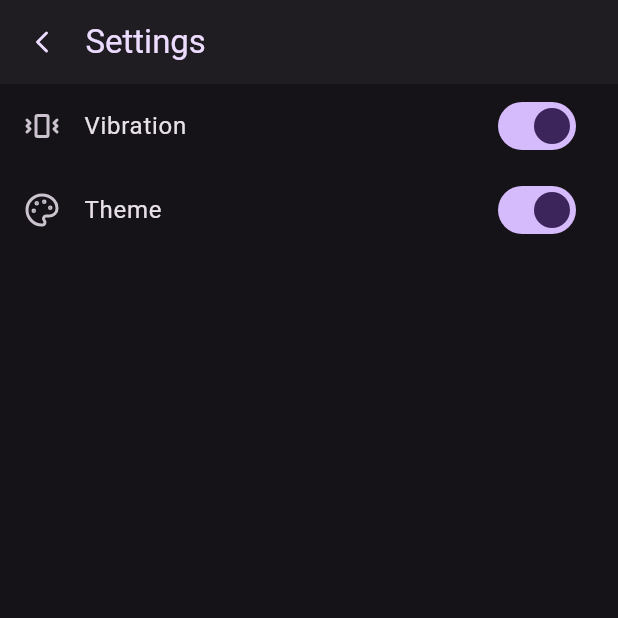
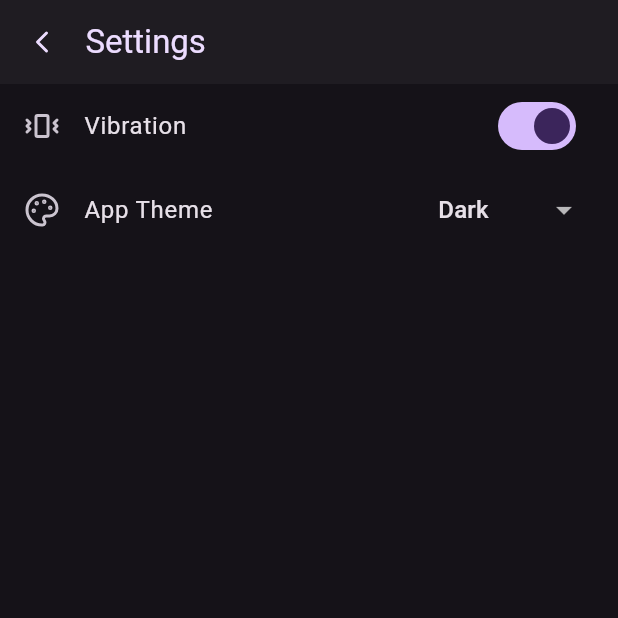
Before and after one commit to NKijpma/abyssvue, a Flutter app: the SettingsPage screen opened directly, on a phone screen of 412 x 824 dp, the top half of it. Run offline on Flutter 3.47's test engine with Material 3 defaults, Android fonts, the phone set to English and light mode, and no system bars; our stand-ins replace just_audio, lucide_icons_flutter, shared_preferences, video_player; missing offline and left inert: fvp; accounts and stored records are empty; Roboto replaces fonts that are missing (Jetbrains).

Commit message:
changed theme to dropdown and added more themes

```diff
--- a/lib/main.dart
+++ b/lib/main.dart
@@ -17,7 +17,16 @@ Future<void> main() async {
 
   final preferences = await SharedPreferences.getInstance();
 
-  themeState.value = preferences.getBool('dark_theme') ?? true;
+  final savedThemeName = preferences.getString('app_theme');
+
+  if (savedThemeName != null) {
+    try {
+      themeState.value = AppThemes.values.byName(savedThemeName);
+    } catch (_) {
+      themeState.value = AppThemes.dark;
+    }
+  }
+
   vibrationState.value = preferences.getBool('vibration') ?? true;
 
   runApp(const Home());
--- a/lib/pages/settings.dart
+++ b/lib/pages/settings.dart
@@ -3,9 +3,10 @@ import 'package:lucide_icons_flutter/lucide_icons.dart';
 import 'package:shared_preferences/shared_preferences.dart';
 
 final ValueNotifier<bool> vibrationState = ValueNotifier(true);
-final ValueNotifier<bool> themeState = ValueNotifier(true);
 
 enum AppThemes { light, dark, grayscale, vampire, dynamic }
+
+final ValueNotifier<AppThemes> themeState = ValueNotifier(AppThemes.dark);
 
 class SettingsPage extends StatelessWidget {
   const SettingsPage({super.key});
@@ -18,6 +19,20 @@ class SettingsPage extends StatelessWidget {
     notifier.value = value;
     final preferences = await SharedPreferences.getInstance();
     await preferences.setBool(key, value);
+  }
+
+  Future<void> saveTheme(AppThemes theme) async {
+    themeState.value = theme;
+    final preferences = await SharedPreferences.getInstance();
+    await preferences.setString('app_theme', theme.name);
+  }
+
+  Future<void> loadSavedTheme() async {
+    final preferences = await SharedPreferences.getInstance();
+    final savedTheme = preferences.getString('app_theme');
+    if (savedTheme != null) {
+      themeState.value = AppThemes.values.byName(savedTheme);
+    }
   }
 
   @override
@@ -48,15 +63,31 @@ class SettingsPage extends StatelessWidget {
             ),
           ),
 
-          ValueListenableBuilder<bool>(
+          ValueListenableBuilder<AppThemes>(
             valueListenable: themeState,
-            builder: (context, darkMode, _) => SwitchListTile(
-              title: const Text("Theme"),
-              secondary: Icon(LucideIcons.palette),
-              value: darkMode,
-              onChanged: (newValue) =>
-                  _saveSettings('dark_theme', themeState, newValue),
-            ),
+            builder: (context, currentTheme, _) {
+              return ListTile(
+                leading: const Icon(LucideIcons.palette),
+                title: const Text("App Theme"),
+                trailing: DropdownButton<AppThemes>(
+                  value: currentTheme,
+                  underline: const SizedBox(),
+                  onChanged: (newTheme) {
+                    if (newTheme != null) {
+                      saveTheme(newTheme);
+                    }
+                  },
+                  items: AppThemes.values.map((theme) {
+                    return DropdownMenuItem(
+                      value: theme,
+                      child: Text(
+                        theme.name[0].toUpperCase() + theme.name.substring(1),
+                      ),
+                    );
+                  }).toList(),
+                ),
+              );
+            },
           ),
         ],
       ),
--- a/lib/theme/theme.dart
+++ b/lib/theme/theme.dart
@@ -61,25 +61,31 @@ ThemeData buildTheme(Brightness brightness, Color seedColor) {
 }
 
 // Theming
-final ThemeData lightTheme = buildTheme(Brightness.light, Color(0xFFa5d167));
-final ThemeData darkTheme = buildTheme(Brightness.dark, Color(0xFF5a2e98));
+final ThemeData light = buildTheme(Brightness.light, Color(0xFFa5d167));
+final ThemeData dark = buildTheme(Brightness.dark, Color(0xFF5a2e98));
 final ThemeData grayScale = buildTheme(Brightness.dark, Color(0xFF555555));
-final ThemeData vampireTheme = buildTheme(Brightness.dark, Color(0xFFd53c6a));
-final ThemeData dynamicTheme = buildTheme(Brightness.dark, Color(0xFFd53c6a));
+final ThemeData vampire = buildTheme(Brightness.dark, Color(0xFFd53c6a));
+final ThemeData dynamic = buildTheme(Brightness.dark, Color(0xFFd53c6a));
+
+final Map<AppThemes, ThemeData> themeMap = {
+  AppThemes.light: light,
+  AppThemes.dark: dark,
+  AppThemes.grayscale: grayScale,
+  AppThemes.vampire: vampire,
+  AppThemes.dynamic: dynamic,
+};
 
 class Home extends StatelessWidget {
   const Home({super.key});
 
   @override
   Widget build(BuildContext context) {
-    return ValueListenableBuilder<bool>(
+    return ValueListenableBuilder<AppThemes>(
       valueListenable: themeState,
-      builder: (context, isDark, _) {
+      builder: (context, currentTheme, _) {
         return MaterialApp(
           debugShowCheckedModeBanner: false,
-          theme: lightTheme,
-          darkTheme: darkTheme,
-          themeMode: isDark ? ThemeMode.dark : ThemeMode.light,
+          theme: themeMap[currentTheme] ?? dark,
           home: const MainShell(),
         );
       },
```
Also changed, not shown: 1 other file.
